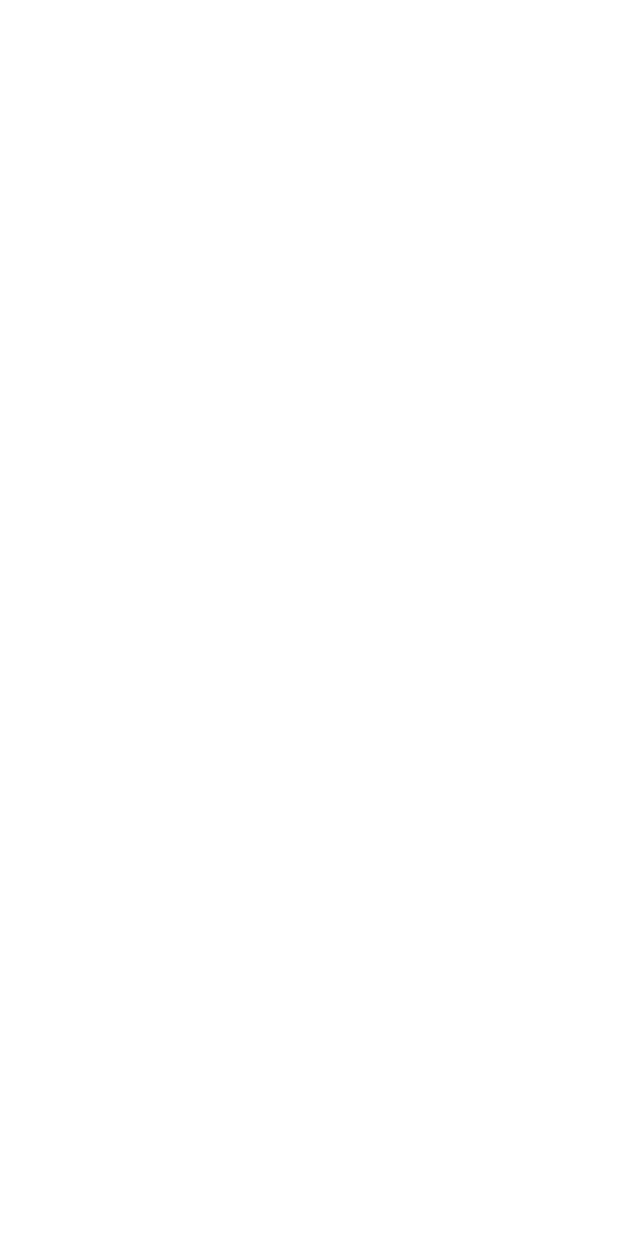
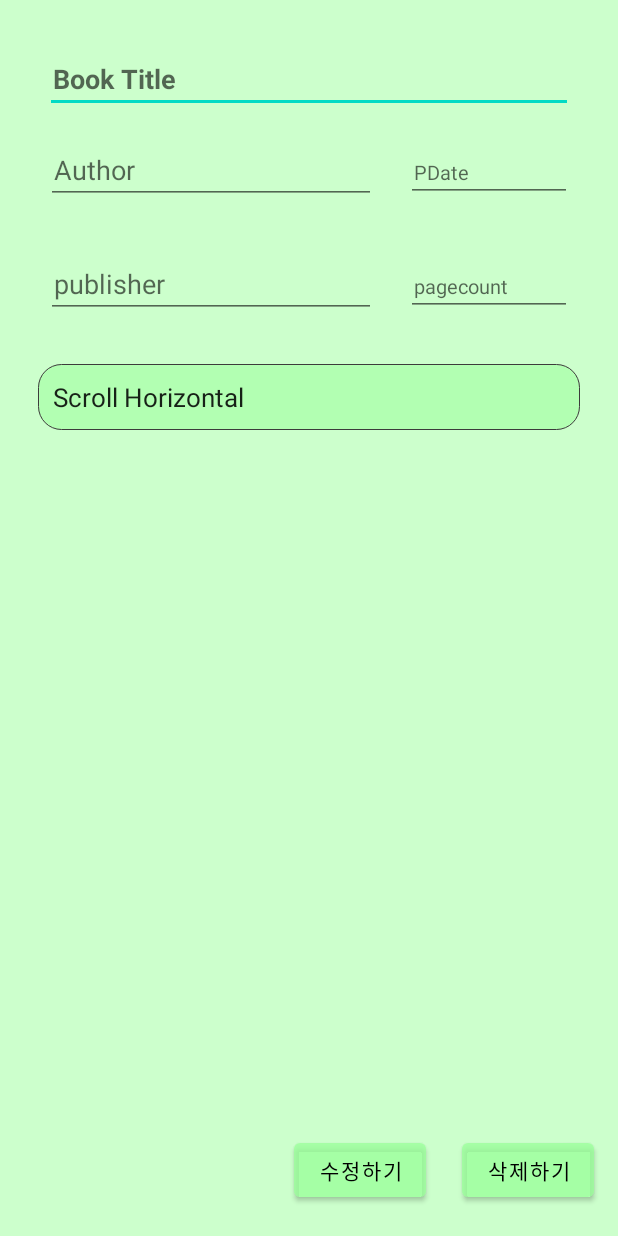
Before and after one commit to walking-jw/MyBookDiary, an Android app: the BookDetailActivity screen opened directly, with no data from a screen before it, on a phone screen of 412 x 824 dp. Before the commit the screen is empty. Run offline under Robolectric (Android 15) with nearby library versions, the phone set to English and light mode, and no system bars.

Commit message:
SH Commit 1st

```diff
--- /dev/null
+++ b/app/src/main/res/drawable/detail_edit_text.xml
@@ -0,0 +1,19 @@
+<?xml version="1.0" encoding="utf-8"?>
+<selector xmlns:android="http://schemas.android.com/apk/res/android">
+
+    <item android:state_focused="false">
+
+        <shape xmlns:android="http://schemas.android.com/apk/res/android" android:shape="rectangle">
+            <stroke
+                android:width="0.8dp"
+                android:color="#3C3B3B" />
+            <corners
+                android:bottomRightRadius="15dp"
+                android:bottomLeftRadius="15dp"
+                android:topLeftRadius="15dp"
+                android:topRightRadius="15dp"/>
+            <solid
+                android:color="#8099FF99" />
+        </shape>
+    </item>
+</selector>
--- /dev/null
+++ b/app/src/main/res/drawable/detail_input_bookinfo.xml
@@ -0,0 +1,18 @@
+<?xml version="1.0" encoding="utf-8"?>
+<selector xmlns:android="http://schemas.android.com/apk/res/android">
+    <item android:state_focused="false">
+
+        <shape xmlns:android="http://schemas.android.com/apk/res/android" android:shape="rectangle">
+            <stroke
+                android:width="0.8dp"
+                android:color="#804FCFEF" />
+            <corners
+                android:bottomRightRadius="15dp"
+                android:bottomLeftRadius="15dp"
+                android:topLeftRadius="15dp"
+                android:topRightRadius="15dp"/>
+            <solid
+                android:color="#804FCFEF" />
+        </shape>
+    </item>
+</selector>
--- a/app/src/main/res/layout/activity_book_detail.xml
+++ b/app/src/main/res/layout/activity_book_detail.xml
@@ -1,9 +1,149 @@
 <?xml version="1.0" encoding="utf-8"?>
-<androidx.constraintlayout.widget.ConstraintLayout xmlns:android="http://schemas.android.com/apk/res/android"
+<LinearLayout
+    android:orientation="vertical"
+    xmlns:android="http://schemas.android.com/apk/res/android"
     xmlns:app="http://schemas.android.com/apk/res-auto"
     xmlns:tools="http://schemas.android.com/tools"
     android:layout_width="match_parent"
     android:layout_height="match_parent"
+    android:background="#8099FF99"
     tools:context=".Activity.BookDetailActivity">
 
-</androidx.constraintlayout.widget.ConstraintLayout>
+    <ScrollView
+        android:layout_width="match_parent"
+        android:layout_height="match_parent"
+        android:layout_weight="1">
+
+        <LinearLayout
+            android:layout_width="match_parent"
+            android:layout_height="match_parent"
+            android:orientation="vertical">
+
+            <EditText
+                android:id="@+id/detail_bookTitle"
+                android:layout_width="match_parent"
+                android:layout_height="wrap_content"
+                android:layout_marginHorizontal="30dp"
+                android:layout_marginTop="30dp"
+                android:hint="Book Title"
+                android:paddingHorizontal="5dp"
+                android:textStyle="bold"
+                android:singleLine="true"
+                tools:ignore="InvalidId"
+                android:editable="false"/>
+
+            <LinearLayout
+                android:layout_width="match_parent"
+                android:layout_height="wrap_content"
+                android:layout_marginHorizontal="15dp"
+                android:orientation="horizontal"
+                android:padding="15dp">
+
+                <EditText
+                    android:id="@+id/detail_Author"
+                    android:layout_width="0dp"
+                    android:layout_height="wrap_content"
+                    android:layout_marginRight="10dp"
+                    android:layout_weight="2"
+                    android:hint="Author"
+                    android:singleLine="true"
+                    android:paddingHorizontal="5dp"
+                    android:editable="false"/>
+
+                <EditText
+                    android:id="@+id/detail_finshDate"
+                    android:layout_width="0dp"
+                    android:layout_height="wrap_content"
+                    android:layout_marginLeft="10dp"
+                    android:layout_weight="1"
+                    android:hint="PDate"
+                    android:singleLine="true"
+                    android:paddingHorizontal="5dp"
+                    android:textSize="13dp"
+                    android:editable="false"/>
+            </LinearLayout>
+
+            <LinearLayout
+                android:layout_width="match_parent"
+                android:layout_height="wrap_content"
+                android:layout_marginHorizontal="15dp"
+                android:orientation="horizontal"
+                android:padding="15dp">
+
+                <EditText
+                    android:id="@+id/detail_Publisher"
+                    android:layout_width="0dp"
+                    android:layout_height="wrap_content"
+                    android:layout_marginRight="10dp"
+                    android:layout_weight="2"
+                    android:hint="publisher"
+                    android:singleLine="true"
+                    android:paddingHorizontal="5dp"
+                    android:editable="false"/>
+
+                <EditText
+                    android:id="@+id/detail_PageCount"
+                    android:layout_width="0dp"
+                    android:layout_height="wrap_content"
+                    android:layout_marginLeft="10dp"
+                    android:layout_weight="1"
+                    android:hint="pagecount"
+                    android:singleLine="true"
+                    android:paddingHorizontal="5dp"
+                    android:textSize="13dp"
+                    android:editable="false"/>
+            </LinearLayout>
+
+            <LinearLayout
+                android:layout_width="match_parent"
+                android:layout_height="match_parent"
+                android:orientation="vertical">
+
+                <EditText
+                    android:id="@+id/detail_Review"
+                    android:layout_width="match_parent"
+                    android:layout_height="match_parent"
+                    android:layout_marginHorizontal="25dp"
+                    android:layout_marginVertical="15dp"
+                    android:background="@drawable/detail_edit_text"
+                    android:padding="10dp"
+                    android:scrollbars="horizontal"
+                    android:text="Scroll Horizontal"
+                    android:textSize="17dp"
+                    android:editable="false"/>
+            </LinearLayout>
+
+        </LinearLayout>
+    </ScrollView>
+
+    <androidx.constraintlayout.widget.ConstraintLayout
+        android:layout_width="match_parent"
+        android:layout_height="wrap_content"
+        android:layout_marginBottom="20dp"
+        android:orientation="horizontal"
+        >
+
+        <Button
+            android:id="@+id/btn_delete"
+            android:layout_width="wrap_content"
+            android:layout_height="wrap_content"
+            android:layout_marginEnd="16dp"
+            android:backgroundTint="#8099FF99"
+            android:text="삭제하기"
+            android:textColor="#000000"
+            app:layout_constraintEnd_toEndOf="parent"
+            tools:layout_editor_absoluteY="0dp" />
+
+        <Button
+            android:id="@+id/btn_modify"
+            android:layout_width="wrap_content"
+            android:layout_height="wrap_content"
+            android:layout_marginEnd="24dp"
+            android:backgroundTint="#8099FF99"
+            android:text="수정하기"
+            android:textColor="#000000"
+            app:layout_constraintEnd_toStartOf="@+id/btn_delete"
+            tools:layout_editor_absoluteY="0dp" />
+
+    </androidx.constraintlayout.widget.ConstraintLayout>
+</LinearLayout>
```
